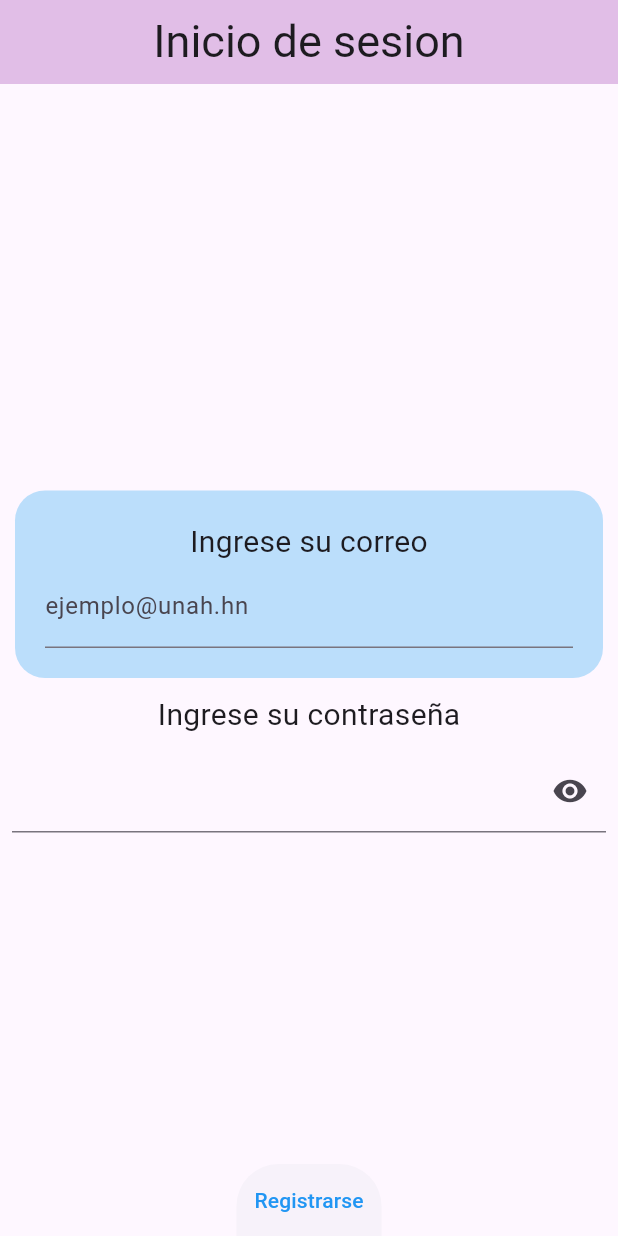
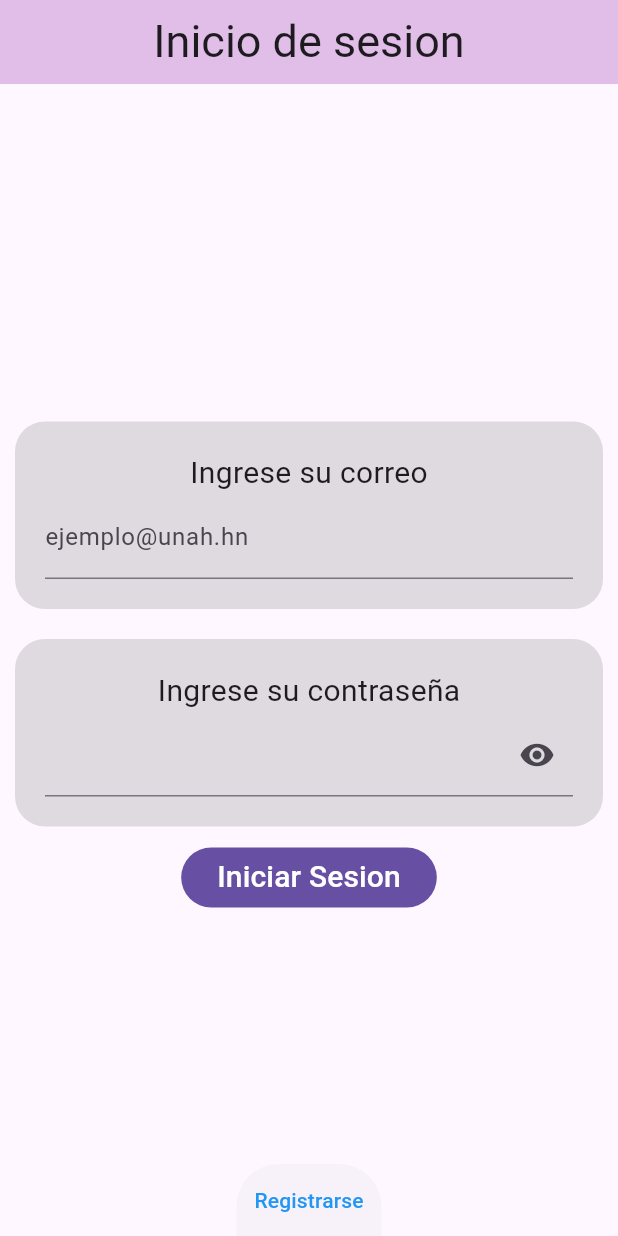
Before and after one commit to SerIn111/tarea2.1, a Flutter app: the screen it shows after launch, on a phone screen of 412 x 824 dp. Run offline on Flutter 3.47's test engine with Material 3 defaults, Android fonts, the phone set to English and light mode, and no system bars; our stand-ins replace go_router.

Commit message:
Condicionales de datos y snackbar agregados

```diff
--- /dev/null
+++ b/lib/data/users.dart
@@ -0,0 +1,12 @@
+final List<Map<String, dynamic>> usersdata = [
+  {
+    'id' : 1,
+    'email' : 'eprueba1',
+    'password' : 'pprueba1'
+  },
+  {
+    'id' : 2,
+    'email' : 'eprueba2',
+    'password' : 'pprueba2'
+  },
+];
--- a/lib/main.dart
+++ b/lib/main.dart
@@ -1,6 +1,7 @@
 import 'package:flutter/material.dart';
 import 'package:go_router/go_router.dart';
 import 'package:tarea2_1/src/views/login.dart';
+import 'package:tarea2_1/src/views/register.dart';
 
 void main() => runApp(const MyApp());
 
@@ -10,18 +11,25 @@ class MyApp extends StatelessWidget {
   @override
   Widget build(BuildContext context) {
     return MaterialApp.router(
-      debugShowCheckedModeBanner: false,
-      title: 'Tarea 2.1',
       routerConfig: GoRouter(
         initialLocation: '/login',
         routes: [
           GoRoute(
             path: '/login',
             name: 'login',
-            builder: (state, context) => Login()
+            builder: (context, state) => Login(),
+            routes: [
+              GoRoute(
+                path: '/register',
+                name: 'register',
+                builder: (context, state) => const Register()
+              ),
+            ]
           ),
         ]
       ),
+      debugShowCheckedModeBanner: false,
+      title: 'Tarea 2.1',
     );
   }
 }
--- /dev/null
+++ b/lib/src/shared/utils.dart
@@ -0,0 +1,20 @@
+import 'package:flutter/material.dart';
+import 'package:go_router/go_router.dart';
+
+class Utils{
+  static showSnackBar({
+    required BuildContext context,
+    required String title,
+    Color? color,
+  }) {
+    ScaffoldMessenger.of(
+      context
+    ).showSnackBar(SnackBar(content: Text(
+      title,
+      style: const TextStyle(
+        fontSize: 18,
+        fontWeight: FontWeight.bold),
+      ), backgroundColor: color)
+    );
+  }
+}
--- a/lib/src/views/login.dart
+++ b/lib/src/views/login.dart
@@ -1,18 +1,23 @@
 import 'package:flutter/material.dart';
+import 'package:go_router/go_router.dart';
+import 'package:tarea2_1/data/users.dart';
+import 'package:tarea2_1/src/shared/utils.dart';
 import 'package:tarea2_1/src/widgets/mytextfield.dart';
 
 class Login extends StatelessWidget {
-  const Login({super.key});
-
+  Login({super.key});
+  final emailController = TextEditingController();
+  final passwordController = TextEditingController();
   @override
   Widget build(BuildContext context) {
-    return MaterialApp(
-      debugShowCheckedModeBanner: false,
-      title: 'Material App',
-      home: Scaffold(
+    return Scaffold(
       appBar: AppBar(
         backgroundColor: Colors.purple[100],
-          title: const Center(child: Text('Inicio de sesion', style: TextStyle(fontSize: 30),)),
+        title: const Center(
+          child: Text(
+            'Inicio de sesion', style: TextStyle(fontSize: 30),
+          )
+        ),
       ),
       body: Center(
         child: Column(
@@ -23,42 +28,122 @@ class Login extends StatelessWidget {
               padding: const EdgeInsets.all(20),
               decoration: BoxDecoration(
                 borderRadius: BorderRadius.circular(20),
-                  color: Colors.blue[100]
+                color: Colors.black12
               ),
               child: Column(
                 children: [
-                    const Text('Ingrese su correo', style: TextStyle(fontSize: 20),),
+                  const Text(
+                    'Ingrese su correo',
+                    style: TextStyle(fontSize: 20),
+                  ),
                   MyTextfield(
                   obscuretext: false,
                   type: TextInputType.emailAddress,
                   textoejemplo: 'ejemplo@unah.hn',
-                    ),
-                  ],
-                ),
-
-              ),
-              const Text('Ingrese su contraseña', style: TextStyle(fontSize: 20),),
-              Padding(
-                padding: const EdgeInsets.all(8.0),
-                child: MyTextfield(
-                  type: TextInputType.number,
-                  obscuretext: true,
-                  icono: IconButton(
-                    icon: Icon(Icons.remove_red_eye_rounded),
-                    onPressed: (){
-
-                    },
-                  ),
-                ),
+                  controller: emailController,
                   ),
                 ],
               ),
             ),
-        bottomSheet: TextButton(
-          child: const Text('Registrarse', style: TextStyle(color: Colors.blue),),
-          onPressed: () {},
-        )
+            Container(
+              margin: const EdgeInsets.all(10),
+              padding: const EdgeInsets.all(20),
+              decoration: BoxDecoration(
+                borderRadius: BorderRadius.circular(20),
+                color: Colors.black12
               ),
+              child: Column(
+                children: [
+                  const Text(
+                    'Ingrese su contraseña',
+                    style: TextStyle(fontSize: 20),
+                  ),
+                  MyTextfield(
+                    obscuretext: true,
+                    type: TextInputType.visiblePassword,
+                    icono: IconButton(
+                      icon: const Icon(Icons.remove_red_eye_rounded),
+                      onPressed: (){
+                      },
+                    ),
+                    controller: passwordController,
+                  ),
+                ],
+              ),
+            ),
+            Center(
+              child: FilledButton(
+                style: ButtonStyle(
+                  backgroundColor: WidgetStateProperty.all(Colors.blue[350])
+                ),
+                onPressed: (){
+                  if(usersdata.isEmpty)
+                  {
+                    Utils.showSnackBar(
+                      context: context,
+                      title: "No hay usuarios creados",
+                      color: Colors.red[300],
+                    );
+                  }
+                  else
+                  {
+                    if(emailController.text.isEmpty || passwordController.text.isEmpty)
+                    {
+                      Utils.showSnackBar(
+                        context: context,
+                        title: "Ambos campos son obligatorios",
+                        color: Colors.red[300],
+                      );
+                    }
+                    else
+                    {
+                      if(usersdata.any((user) =>['email'] == emailController.text))
+                      {
+                        print('Correo existe');
+                        if(usersdata.any((user) =>['password'] == passwordController.text))
+                        {
+                          print('Login exitoso');
+                        }
+                        else
+                        {
+                          Utils.showSnackBar(
+                          context: context,
+                          title: "Datos incorrectos",
+                          color: Colors.red[300],
                         );
                         }
                       }
+                      else
+                      {
+                        // print('Correo no existe');
+                        Utils.showSnackBar(
+                          context: context,
+                          title: "Datos incorrectos",
+                          color: Colors.red[300],
+                        );
+                      }
+                    }
+                    print(usersdata);
+                  }
+                },
+                child: const Text(
+                  'Iniciar Sesion',
+                  style: TextStyle(color: Colors.white, fontSize: 20),
+                ),
+              ),
+            )
+          ],
+        ),
+      ),
+      bottomSheet: TextButton(
+        child: const Text(
+          'Registrarse',
+          style: TextStyle(color: Colors.blue),
+        ),
+        onPressed: () {
+          context.goNamed('register');
+        },
+      )
+    );
+  }
+}
--- /dev/null
+++ b/lib/src/views/register.dart
@@ -0,0 +1,21 @@
+import 'package:flutter/material.dart';
+
+class Register extends StatelessWidget {
+  const Register({super.key});
+
+  @override
+  Widget build(BuildContext context) {
+    return MaterialApp(
+      debugShowCheckedModeBanner: false,
+      title: 'Register',
+      home: Scaffold(
+        appBar: AppBar(
+          title: const Text('Registrarse'),
+        ),
+        body: const Center(
+          child: Text('Registrarse'),
+        ),
+      ),
+    );
+  }
+}
--- a/lib/src/widgets/mytextfield.dart
+++ b/lib/src/widgets/mytextfield.dart
@@ -6,12 +6,14 @@ class MyTextfield extends StatefulWidget{
     required this.type,
     required this.obscuretext,
     this.textoejemplo = '',
-    this.icono});
+    this.icono,
+    this.controller});
 
   final TextInputType type;
   bool obscuretext;
   final String textoejemplo;
   final Widget? icono;
+  final TextEditingController? controller;
 
 
   @override
@@ -48,6 +50,7 @@ class _MyTextfieldState extends State<MyTextfield> {
           )
           : widget.icono,
       ),
+      controller: widget.controller,
     );
   }
 }
```
Lines whose indentation alone changed are shown as unchanged.
